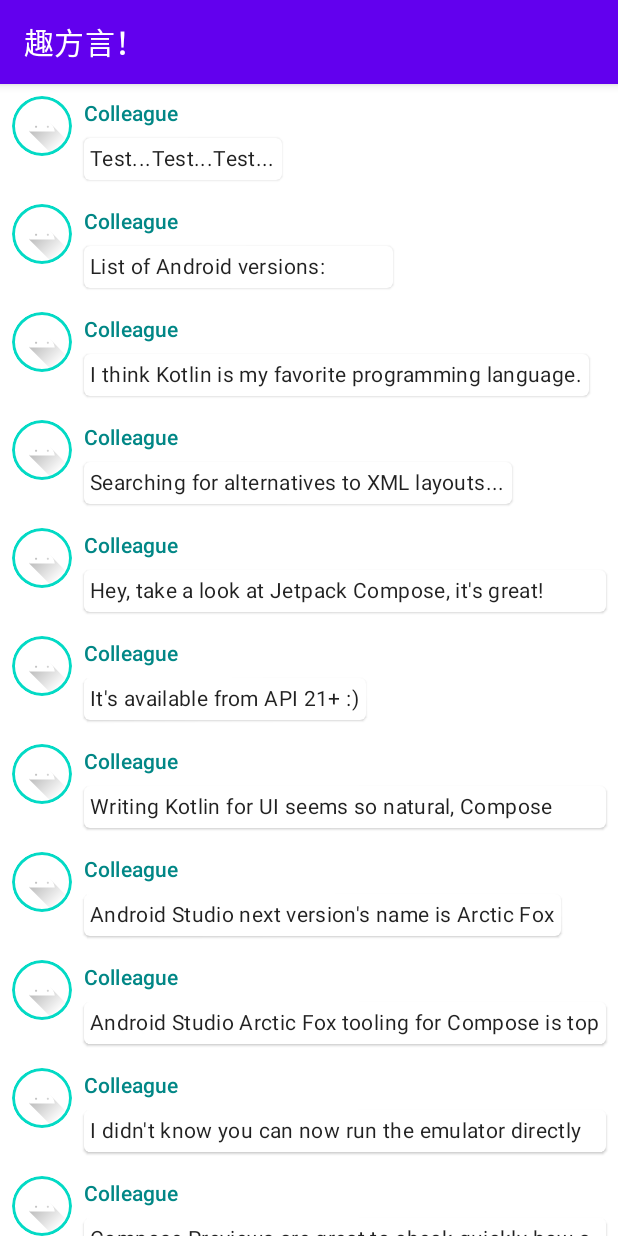
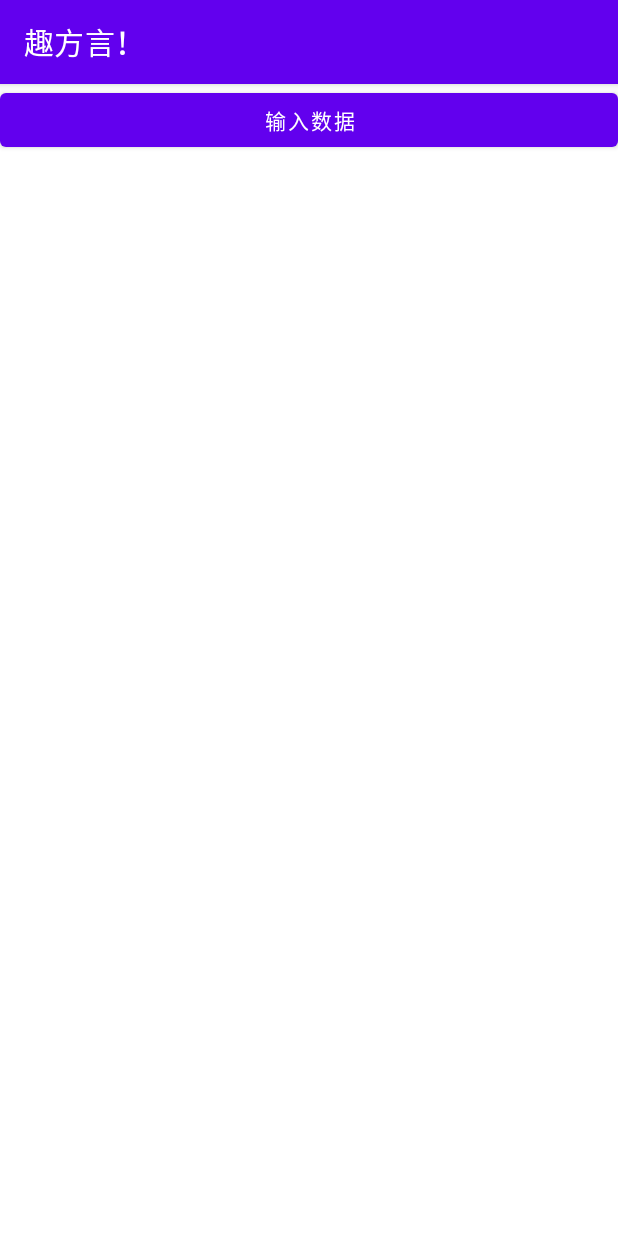
Before and after one commit to turswiming/scut_fun_dialect, an Android app built with Jetpack Compose: the screen it shows after launch (MainActivity), on a phone screen of 412 x 824 dp. Run offline under Robolectric (Android 15) with nearby library versions, the phone set to English and light mode, and no system bars.

Commit message:
添加了数据库的表

```diff
--- a/app/src/main/java/com/scut/fundialect/MainActivity.kt
+++ b/app/src/main/java/com/scut/fundialect/MainActivity.kt
@@ -1,30 +1,11 @@
 package com.scut.fundialect
 
+import android.content.ContentValues
 import androidx.appcompat.app.AppCompatActivity
 import android.os.Bundle
-//import android.os.Message
-import androidx.activity.compose.setContent
-import androidx.compose.foundation.Image
-import androidx.compose.foundation.border
-import androidx.compose.foundation.clickable
-import androidx.compose.foundation.layout.*
-import androidx.compose.foundation.lazy.LazyColumn
-import androidx.compose.foundation.lazy.items
-import androidx.compose.foundation.shape.CircleShape
-import androidx.compose.material.MaterialTheme
-import androidx.compose.material.Surface
-import androidx.compose.material.Text
-import androidx.compose.runtime.*
-//import androidx.compose.runtime.mutableStateOf
-//import androidx.compose.runtime.remember
-import androidx.compose.ui.Modifier
-import androidx.compose.ui.draw.clip
-import androidx.compose.ui.res.painterResource
-import androidx.compose.ui.tooling.preview.Preview
-import androidx.compose.ui.unit.dp
+
 import com.scut.fundialect.helpClass.MyDataBaseHelper
-import com.scut.fundialect.helpClass.SampleData
-import com.scut.fundialect.ui.theme.ComposeTutorialTheme
+import kotlinx.android.synthetic.main.activity_main.*
 
 
 data class Message(val author: String,val body:String)
@@ -36,118 +17,22 @@ class MainActivity : AppCompatActivity() {
     override fun onCreate(savedInstanceState: Bundle?) {
         super.onCreate(savedInstanceState)
         setContentView(R.layout.activity_main)
-        setContent {
-            ComposeTutorialTheme() {
-                Conversation(SampleData.conversationSample)
-            }
+
             val dbHelper = MyDataBaseHelper(this,"main.db",1)
-            dbHelper.writableDatabase
+        val db = dbHelper.writableDatabase
             //Greeting(name = "lzq")
 
+        mainButtonTryDataBase.setOnClickListener {
+            val value1 = ContentValues().apply {
+                put("userNickName", "The Da Vinci Code")
+                put("userMail", "Dan Brown@qq.com")
+                put("userPassport", "3423423")
+                put("userSex", 1)
+                put("userCityId", 0)
 
+            }
+            db.insert("userinfo",null,value1)
+        }
 
         }
     }
-}
-
-
-
-
-@Preview
-@Composable
-fun PreviewConversation() {
-    ComposeTutorialTheme() {
-        Conversation(SampleData.conversationSample)
-    }
-}
-
-//@Preview
-@Composable
-fun PreviewGreeting() {
-    //Greeting("Android")
-    ComposeTutorialTheme {
-        MessageCard(
-            msg = Message("Colleague", "Take a look at Jetpack Compose, it's great!")
-        )
-
-    }
-}
-@Composable
-fun MessageCard(msg: Message) {
-    Row(modifier = Modifier.padding(all = 8.dp)) {
-        Image(
-            painter = painterResource(R.drawable.ic_launcher_foreground),
-            contentDescription = null,
-            modifier = Modifier
-                .size(40.dp)
-                .clip(CircleShape)
-                .border(1.5.dp, MaterialTheme.colors.secondary, CircleShape)
-        )
-
-        Spacer(modifier = Modifier.width(8.dp))
-        // We keep track if the message is expanded or not in this
-        // variable
-        var isExpanded by remember { mutableStateOf(false) }
-        // We toggle the isExpanded variable when we click on this Column
-        Column(modifier = Modifier.clickable { isExpanded = !isExpanded }) {
-            Text(
-                text = msg.author,
-                color = MaterialTheme.colors.secondaryVariant ,
-                style = MaterialTheme.typography.subtitle2
-            )
-
-            Spacer(modifier = Modifier.height(4.dp))
-            Surface(
-                shape = MaterialTheme.shapes.medium,
-                elevation = 1.dp
-            ) {
-                Text(
-                    text = msg.body,
-                    modifier = Modifier.padding(all = 4.dp),
-                    // If the message is expanded, we display all its content
-                    // otherwise we only display the first line
-                    maxLines = if (isExpanded) Int.MAX_VALUE else 1,
-                    style = MaterialTheme.typography.body2
-                )
-            }
-
-        }
-    }
-}
-
-
-@Composable
-fun Greeting(name: String) {
-    Row(
-        modifier = Modifier.padding(all = 9.dp)
-    ) {
-        Image(
-            painter = painterResource(id = R.drawable.ic_launcher_background),
-            contentDescription = "图片测试",
-            modifier = Modifier
-                .size(40.dp)
-                .clip(CircleShape)
-        )
-        Spacer(modifier = Modifier.width(8.dp))
-        Column(
-
-        ) {
-            Text(text = "Hello$name!",
-                    modifier =  Modifier.
-                    padding(all = 8.dp)
-            )
-            Text(text = "宁来啦！")
-            Text(text = "$name 我等您好久啦")
-        }
-    }
-
-
-}
-@Composable
-fun Conversation(messages: List<Message>) {
-    LazyColumn() {
-        items(messages) { message ->
-            MessageCard(message)
-        }
-    }
-}
--- a/app/src/main/java/com/scut/fundialect/helpClass/MyDataBaseHelper.kt
+++ b/app/src/main/java/com/scut/fundialect/helpClass/MyDataBaseHelper.kt
@@ -1,21 +1,27 @@
 package com.scut.fundialect.helpClass
 
+import android.content.ContentValues
 import android.content.Context
 import android.database.sqlite.SQLiteDatabase
 import android.database.sqlite.SQLiteOpenHelper
 import android.widget.Toast
-
+enum class sex{
+    male,
+    female
+}
 class MyDataBaseHelper(val context: Context,name:String,version:Int):
     SQLiteOpenHelper(context,name,null,version) {
-    private val createBook = "create table Book (" +
+    private val createUserInfo = "create table userinfo (" +
             " id integer primary key autoincrement," +
-            "author text," +
-            "price real," +
-            "pages integer," +
-            "name text)"
+            "userNickName text," +
+            "userMail text," +
+            "userPassport text," +
+            "userSex integer," +
+            "userCityId integer" +
+            ")"
 
     override fun onCreate(db: SQLiteDatabase?) {
-        db?.execSQL(createBook)
+        db?.execSQL(createUserInfo)
         Toast.makeText(context,"创建成功",Toast.LENGTH_SHORT).show()
 
     }
--- a/app/src/main/res/layout/activity_main.xml
+++ b/app/src/main/res/layout/activity_main.xml
@@ -6,13 +6,16 @@
     android:layout_height="match_parent"
     tools:context=".MainActivity">
 
-    <TextView
-        android:layout_width="wrap_content"
-        android:layout_height="wrap_content"
-        android:text="Hello World!"
-        app:layout_constraintBottom_toBottomOf="parent"
-        app:layout_constraintLeft_toLeftOf="parent"
-        app:layout_constraintRight_toRightOf="parent"
-        app:layout_constraintTop_toTopOf="parent" />
+    <LinearLayout
+        android:layout_width="match_parent"
+        android:layout_height="match_parent"
+        android:orientation="vertical">
+
+        <Button
+            android:id="@+id/mainButtonTryDataBase"
+            android:layout_width="match_parent"
+            android:layout_height="wrap_content"
+            android:text="输入数据" />
+    </LinearLayout>
 
 </androidx.constraintlayout.widget.ConstraintLayout>
```
